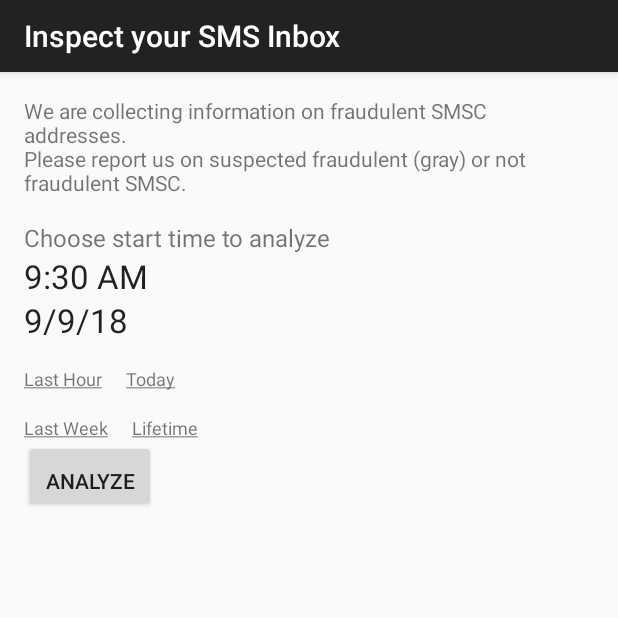
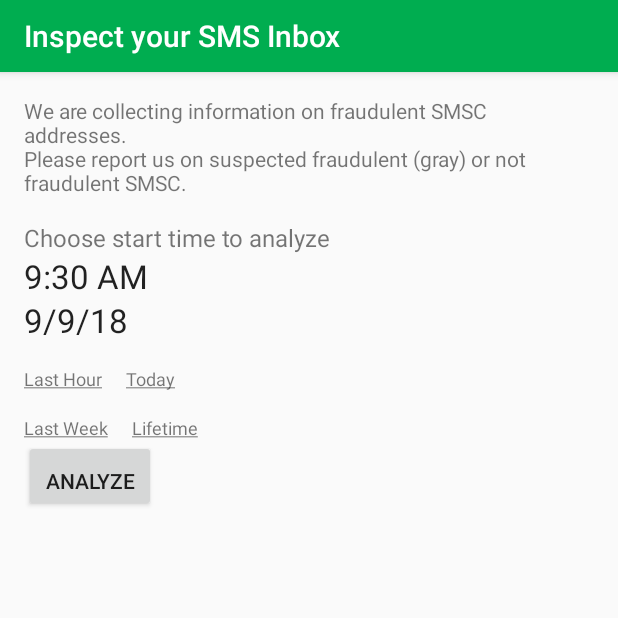
Before and after one commit to IvanSlipstream/GreyRoute, an Android app: the screen it shows after launch (MainActivity), on a phone screen of 412 x 824 dp, the top half of it. Run offline under Robolectric (Android 15) with nearby library versions, the phone set to English and light mode, and no system bars; our stand-ins replace Firebase (no records; nobody signed in at launch, a user with empty details on screens opened directly).

Commit message:
changed primary color and folder icon

```diff
--- a/app/src/main/res/values/colors.xml
+++ b/app/src/main/res/values/colors.xml
@@ -2,6 +2,6 @@
 <resources>
     <color name="colorAccent">#00AD50</color>
     <color name="colorPrimaryDark">#000000</color>
-    <color name="colorPrimary">#212322</color>
+    <color name="colorPrimary">#00AD50</color>
     <color name="colorError">#ff0000</color>
 </resources>
```
Also changed, not shown: app/src/main/ic_up_folder_fg-web.png, app/src/main/res/mipmap-hdpi/ic_up_folder_fg.png, app/src/main/res/mipmap-mdpi/ic_up_folder_fg.png, app/src/main/res/mipmap-xhdpi/ic_up_folder_fg.png, app/src/main/res/mipmap-xxhdpi/ic_up_folder_fg.png, app/src/main/res/mipmap-xxxhdpi/ic_up_folder_fg.png.
